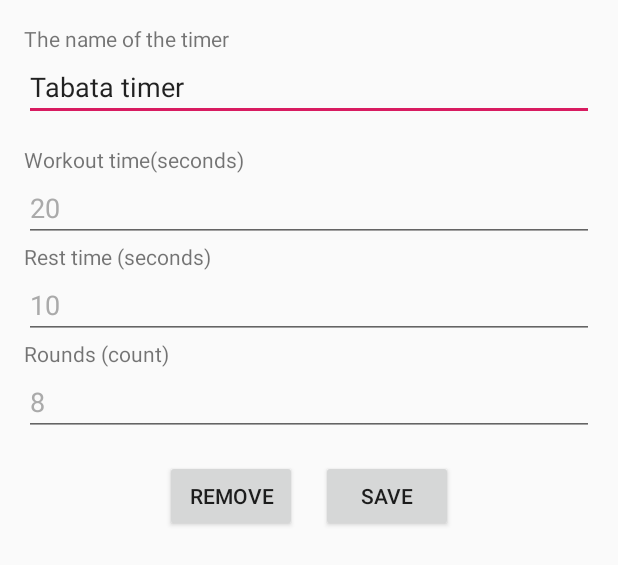
After one commit to heidiyun/FlyingHealthTimer, an Android app: the layout fragment_edittimer.xml on its own in the app's theme, with its tools: preview values and no code run, on a phone screen of 412 x 824 dp. The commit adds this screen. Shown: the top 565 px of the screen. Run offline under Robolectric (Android 15) with nearby library versions, the phone set to English and light mode, and no system bars.

Commit message:
add edit, show list preset

```diff
--- a/app/src/main/java/xyz/flyinghealthtimer/MainFragment.java
+++ b/app/src/main/java/xyz/flyinghealthtimer/MainFragment.java
@@ -104,7 +104,7 @@ public class MainFragment extends BaseFragment {
                 if(position == parent.getCount()-1) return;
                 TimerModel timer = ((TimerAdapter) parent.getAdapter()).getItem(position);
 
-//                FragmentController.newFragment(new TimerFragment(timer), R.layout.fragment_timer, true);
+                FragmentController.newFragment(new TimerFragment(timer), R.layout.fragment_timer, true);
             }
         });
 
--- /dev/null
+++ b/app/src/main/res/layout/fragment_edittimer.xml
@@ -0,0 +1,109 @@
+<?xml version="1.0" encoding="utf-8"?>
+<FrameLayout xmlns:android="http://schemas.android.com/apk/res/android"
+    android:orientation="vertical" android:layout_width="match_parent"
+    android:layout_height="match_parent">
+
+    <ScrollView
+        android:layout_width="match_parent"
+        android:layout_height="match_parent"
+        android:scrollbarStyle="outsideOverlay">
+
+        <LinearLayout
+            android:orientation="vertical"
+            android:layout_width="match_parent"
+            android:layout_height="wrap_content"
+            android:padding="16dp">
+
+            <TextView
+                android:layout_width="wrap_content"
+                android:layout_height="wrap_content"
+                android:text="@string/name_timer"
+                android:id="@+id/textVie" />
+
+            <EditText
+                android:layout_width="match_parent"
+                android:layout_height="wrap_content"
+                android:inputType="textCapSentences|textPersonName"
+                android:text="@string/tabata_timer"
+                android:ems="10"
+                android:id="@+id/name"
+                android:layout_marginBottom="16dp"
+                android:maxLength="40"/>
+
+            <TextView
+                android:layout_width="wrap_content"
+                android:layout_height="wrap_content"
+                android:text="@string/text.hint.time_run"
+                android:id="@+id/textView" />
+
+            <EditText
+                android:layout_width="match_parent"
+                android:layout_height="wrap_content"
+                android:ems="10"
+                android:id="@+id/time_run"
+                android:inputType="numberSigned"
+                android:hint="20"
+                android:textColorHint="#aaa"
+                android:maxLength="5"/>
+
+            <TextView
+                android:layout_width="wrap_content"
+                android:layout_height="wrap_content"
+                android:text="@string/text.hint.time_pause"
+                android:id="@+id/textView2" />
+
+            <EditText
+                android:layout_width="match_parent"
+                android:layout_height="wrap_content"
+                android:ems="10"
+                android:id="@+id/time_pause"
+                android:inputType="numberSigned"
+                android:hint="10"
+                android:textColorHint="#aaa"
+                android:maxLength="5"/>
+
+            <TextView
+                android:layout_width="wrap_content"
+                android:layout_height="wrap_content"
+                android:text="@string/text.hint.timer_count"
+                android:id="@+id/textView3" />
+
+            <EditText
+                android:layout_width="match_parent"
+                android:layout_height="wrap_content"
+                android:inputType="numberSigned"
+                android:ems="10"
+                android:id="@+id/timer_count"
+                android:layout_gravity="center_horizontal"
+                android:hint="8"
+                android:textColorHint="#aaa"
+                android:maxLength="5"/>
+
+            <LinearLayout
+                android:orientation="horizontal"
+                android:layout_width="wrap_content"
+                android:layout_height="wrap_content"
+                android:layout_gravity="center"
+                android:gravity="center_horizontal">
+
+                <Button
+                    android:layout_width="wrap_content"
+                    android:layout_height="wrap_content"
+                    android:text="@string/remove"
+                    android:id="@+id/button_remove"
+                    android:layout_marginTop="16dp"
+                    android:layout_marginRight="8dp" />
+
+                <Button
+                    android:layout_width="wrap_content"
+                    android:layout_height="wrap_content"
+                    android:text="@string/text.name.save"
+                    android:id="@+id/button_save"
+                    android:layout_marginTop="16dp"
+                    android:layout_marginLeft="8dp" />
+            </LinearLayout>
+
+        </LinearLayout>
+    </ScrollView>
+
+</FrameLayout>
--- a/app/src/main/res/values/colors.xml
+++ b/app/src/main/res/values/colors.xml
@@ -3,4 +3,8 @@
     <color name="colorPrimary">#008577</color>
     <color name="colorPrimaryDark">#00574B</color>
     <color name="colorAccent">#D81B60</color>
+    <color name="white">#FFFFFF</color>
+    <color name="yellow">#41bef4</color>
+    <color name="green">#689f38</color>
+    <color name="red">#e64a19</color>
 </resources>
```
Also changed, not shown: app/src/main/java/xyz/flyinghealthtimer/EditTimerFragment.java (added, +96 -0 lines), app/src/main/java/xyz/flyinghealthtimer/MainActivity.java (+47 -0 lines), app/src/main/java/xyz/flyinghealthtimer/TimerFragment.java (added, +266 -0 lines), app/src/main/res/drawable-v24/circle_progress.xml (added, +9 -0 lines), app/src/main/res/layout/fragment_timer.xml (added, +68 -0 lines), app/src/main/res/menu/menu_main.xml (added, +10 -0 lines), app/src/main/res/values/strings.xml (+30 -0 lines), app/src/main/res/drawable-v24/ic_action_av_stop.png (added).
